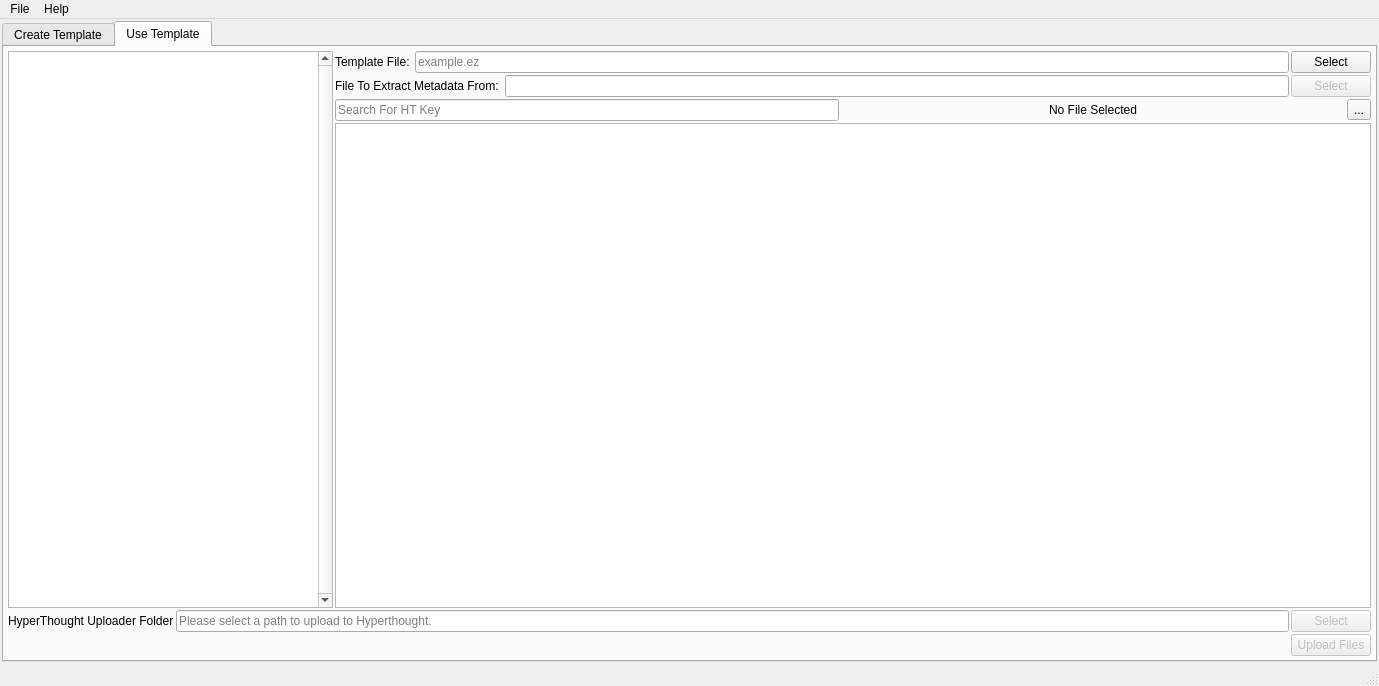
BlueQuartzSoftware/MetaForge, file mainwindow.ui: the form before one commit.
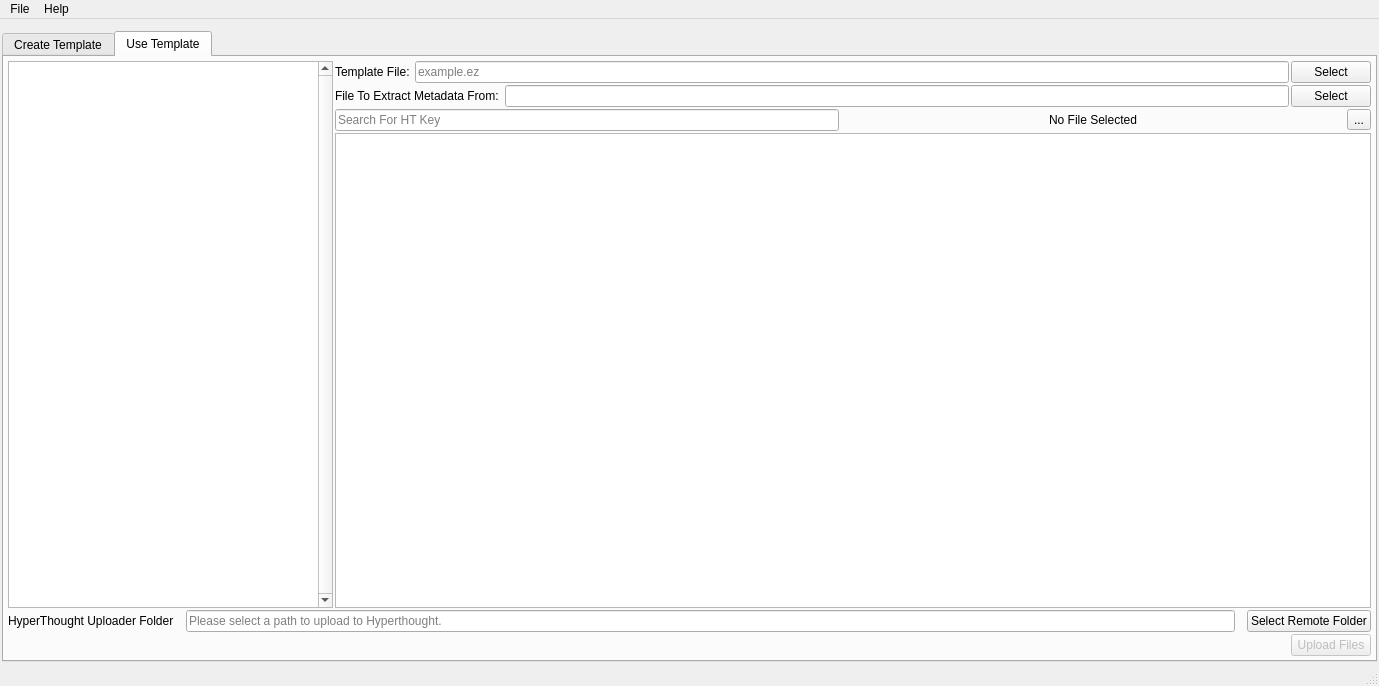
The form after the commit. The open tabs and pages were chosen to show the change.

Commit message: Tweaks to the MainWindow layout for macOS compatibility

Patch:
```diff
--- a/mainwindow.ui
+++ b/mainwindow.ui
@@ -25,7 +25,7 @@
      <number>2</number>
     </property>
     <property name="topMargin">
-     <number>2</number>
+     <number>12</number>
     </property>
     <property name="rightMargin">
      <number>2</number>
@@ -399,7 +399,7 @@
              <enum>Qt::ScrollBarAlwaysOn</enum>
             </property>
             <property name="alternatingRowColors">
-             <bool>true</bool>
+             <bool>false</bool>
             </property>
            </widget>
           </item>
@@ -476,7 +476,7 @@
               <item>
                <widget class="QPushButton" name="otherDataFileSelect">
                 <property name="enabled">
-                 <bool>false</bool>
+                 <bool>true</bool>
                 </property>
                 <property name="text">
                  <string>Select</string>
@@ -538,6 +538,9 @@
         </item>
         <item row="1" column="0">
          <layout class="QHBoxLayout" name="horizontalLayout_7">
+          <property name="spacing">
+           <number>12</number>
+          </property>
           <item>
            <widget class="QLabel" name="label_3">
             <property name="text">
@@ -558,10 +561,10 @@
           <item>
            <widget class="QPushButton" name="hyperthoughtLocationButton">
             <property name="enabled">
-             <bool>false</bool>
+             <bool>true</bool>
             </property>
             <property name="text">
-             <string>Select</string>
+             <string>Select Remote Folder</string>
             </property>
            </widget>
           </item>
```
Left out of the diff: 53 changed lines with no effect on the pictures. The commit also changes 1 other file.
